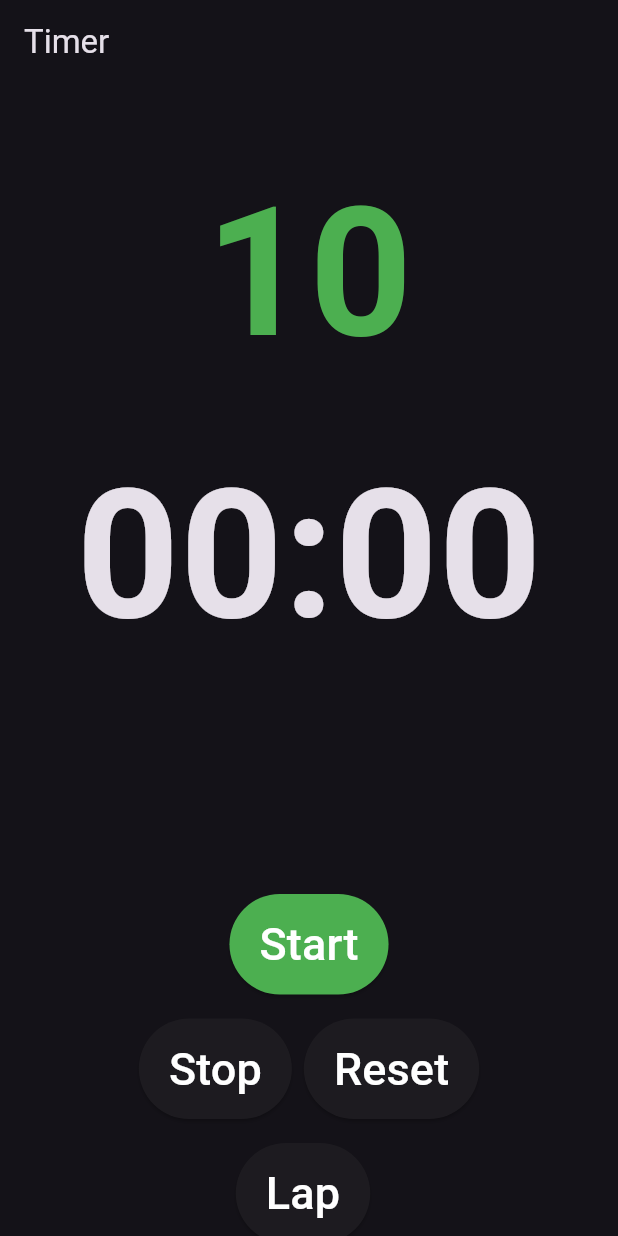
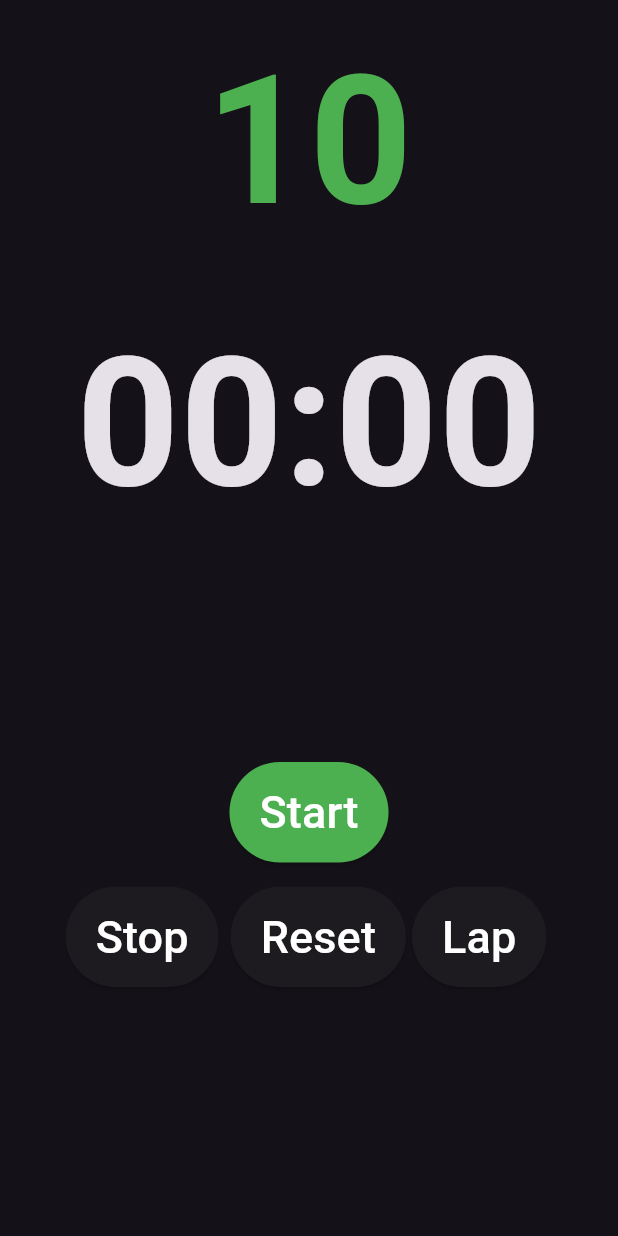
Before and after one commit to Jo3-16/WorkoutTimer, a Flutter app: the screen it shows after launch, on a phone screen of 412 x 824 dp. Run offline on Flutter 3.47's test engine with Material 2 defaults, Android fonts, the phone set to English and light mode, and no system bars; our stand-ins replace stop_watch_timer; Roboto replaces fonts that are missing (Helvetica).

Commit message:
Update layout

```diff
--- a/lib/countup.dart
+++ b/lib/countup.dart
@@ -39,21 +39,17 @@ class TimerState extends State<CountUpTimerPage> {
   @override
   Widget build(BuildContext context) {
     return Scaffold(
-      appBar: AppBar(
-        title: const Text('Timer'),
-      ),
       body: Scrollbar(
         child: SingleChildScrollView(
           child: Padding(
             padding: const EdgeInsets.symmetric(
-              vertical: 32,
+              vertical: 0,
               horizontal: 16,
             ),
             child: Column(
               mainAxisAlignment: MainAxisAlignment.center,
               crossAxisAlignment: CrossAxisAlignment.center,
               children: <Widget>[
-
                 StreamBuilder<int>(
                   stream: _stopWatchTimerDown.rawTime,
                   initialData: _stopWatchTimerDown.rawTime.value,
@@ -75,7 +71,7 @@ class TimerState extends State<CountUpTimerPage> {
                           ),
                         ),
                       ],
-                    ) : const SizedBox(height: 160,);
+                    ) : const SizedBox(height: 170,);
                   },
                 ),
 
@@ -215,13 +211,6 @@ class TimerState extends State<CountUpTimerPage> {
                         ),
                       ),
                     ),
-                  ],
-                ),
-                Padding(
-                  padding: const EdgeInsets.all( 16),
-                  child: Row(
-                    mainAxisAlignment: MainAxisAlignment.center,
-                    children: <Widget>[
                     Flexible(
                       child: Padding(
                         padding: const EdgeInsets.all(0).copyWith(right: 8),
@@ -237,7 +226,6 @@ class TimerState extends State<CountUpTimerPage> {
                     ),
                   ],
                 ),
-                ),
               ],
             ),
           ),
```
Lines whose indentation alone changed are shown as unchanged.
